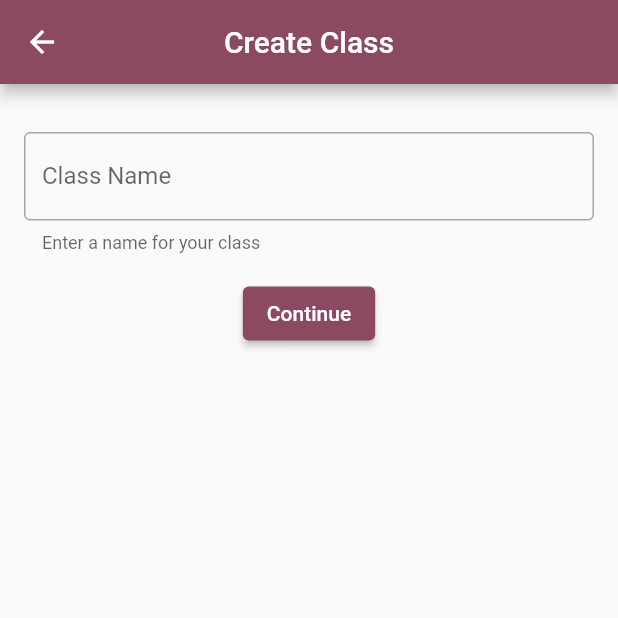
After one commit to K-NURF/bluecheck, a Flutter app: the DashBoard screen opened directly, after a tap on "Create Class", on a phone screen of 412 x 824 dp, the top half of it. The commit adds this screen. Run offline on Flutter 3.47's test engine with Material 2 defaults, Android fonts, the phone set to English and light mode, and no system bars; our stand-ins replace bloc, cloud_firestore, equatable, firebase_auth, firebase_core, flutter_bloc and 5 more; missing offline and left inert: adobe_xd, beacon_broadcast, beacons_plugin, xrandom; accounts and stored records are empty; network calls fail; project files that could hold a hidden picture were left out.

Commit message:
dashboard + create view

```diff
--- /dev/null
+++ b/lib/constants/routes.dart
@@ -0,0 +1,2 @@
+const createClass = '/host/new_class/';
+const scanBeacon = '/user/scan/';
--- /dev/null
+++ b/lib/services/cloud/firestore_storage.dart
@@ -0,0 +1,15 @@
+import 'package:cloud_firestore/cloud_firestore.dart';
+
+class FirestoreStorage {
+  final FirebaseFirestore _firestore = FirebaseFirestore.instance;
+
+  Future<void> createSession(String? className, int major, int minor) async {
+    await _firestore.collection('sessions').add({
+      'name': className,
+      'major': major,
+      'minor': minor,
+      'created': DateTime.now(),
+    });
+  }
+}
+// Compare this snippet from lib\services\blue\bloc\class_bloc.dart:
--- a/lib/views/dashboard.dart
+++ b/lib/views/dashboard.dart
@@ -1,3 +1,4 @@
+import 'package:bluecheck/constants/routes.dart';
 import 'package:bluecheck/services/auth/bloc/auth_bloc.dart';
 import 'package:bluecheck/services/auth/bloc/auth_event.dart';
 import 'package:bluecheck/utilities/dialogs/logout_dialog.dart';
@@ -13,7 +14,6 @@ class DashBoard extends StatefulWidget {
 }
 
 enum MenuAction { logout }
-
 
 class _DashBoardState extends State<DashBoard> {
   @override
@@ -51,11 +51,26 @@ class _DashBoardState extends State<DashBoard> {
         padding: const EdgeInsets.all(16.0),
         child: Column(
           children: [
+            Row(
+              children: [
+                ElevatedButton(
+                  onPressed: () {
+                    Navigator.of(context).pushNamed(createClass);
+                  },
+                  child: const Text('Create Class'),
+                ),
+                const SizedBox(width: 16),
+                ElevatedButton(
+                  onPressed: () {Navigator.of(context).pushNamed(scanBeacon);
+                  },
+                  child: const Text('Scan Beacon'),
+                ),
+              ],
+            ),
             const Text('You have logged in'),
             Lottie.asset('assets/lottie/19148-bluetooth-connected.json'),
           ],
         ),
-
       ),
     );
   }
--- /dev/null
+++ b/lib/views/host/create_session.dart
@@ -0,0 +1,76 @@
+import 'package:bluecheck/services/cloud/firestore_storage.dart';
+import 'package:bluecheck/views/host/broadcast.dart';
+import 'package:flutter/material.dart';
+import 'package:xrandom/xrandom.dart';
+
+// late final int major;
+
+class CreateSession extends StatefulWidget {
+  const CreateSession({super.key});
+
+  @override
+  State<CreateSession> createState() => _CreateSessionState();
+}
+
+class _CreateSessionState extends State<CreateSession> {
+  late final TextEditingController _nameController;
+  final FirestoreStorage _firestoreStorage = FirestoreStorage();
+
+  @override
+  void initState() {
+    _nameController = TextEditingController();
+    super.initState();
+  }
+
+  @override
+  void dispose() {
+    _nameController.dispose();
+    super.dispose();
+  }
+
+  @override
+  Widget build(BuildContext context) {
+    return Scaffold(
+      appBar: AppBar(
+        title: const Text(
+          'Create Class',
+          style: TextStyle(color: Color.fromARGB(255, 255, 255, 255)),
+        ),
+        centerTitle: true,
+      ),
+      body: Padding(
+        padding: const EdgeInsets.all(16.0),
+        child: Column(
+          children: [
+            const SizedBox(height: 16),
+            TextField(
+              controller: _nameController,
+              decoration: const InputDecoration(
+                labelText: 'Class Name',
+                helperText: 'Enter a name for your class',
+                border: OutlineInputBorder(),
+              ),
+            ),
+            const SizedBox(height: 16),
+            ElevatedButton(
+              onPressed: () {
+                final name = _nameController.text;
+                final genarator = Xrandom();
+                int major = genarator.nextInt(65535);
+                int minor = genarator.nextInt(65535);
+                _firestoreStorage.createSession(name, major, minor);
+                Navigator.of(context).push(
+                  MaterialPageRoute(builder: (route)=>Broadcast(major: major, minor: minor))
+                );
+                // context.read<AppBloc>().add(AppEventCreateClass(
+                //       className: _nameController.text,
+                //     ));
+              },
+              child: const Text('Continue'),
+            ),
+          ],
+        ),
+      ),
+    );
+  }
+}
--- /dev/null
+++ b/lib/views/host/send_beacon.dart
@@ -0,0 +1,15 @@
+import 'package:flutter/material.dart';
+
+class ScanBeacon extends StatefulWidget {
+  const ScanBeacon({super.key});
+
+  @override
+  State<ScanBeacon> createState() => _ScanBeaconState();
+}
+
+class _ScanBeaconState extends State<ScanBeacon> {
+  @override
+  Widget build(BuildContext context) {
+    return const Placeholder();
+  }
+}
--- a/pubspec.yaml
+++ b/pubspec.yaml
@@ -49,6 +49,7 @@ dependencies:
   intl: ^0.18.1
   lottie: ^2.4.0
   permission_handler: ^10.3.0
+  xrandom: ^0.7.2
 
 dev_dependencies:
 
```
Also changed, not shown: lib/main.dart (+11 -7 lines), lib/services/cloud/session_cloud.dart (added, +26 -0 lines), pubspec.lock. Lines whose indentation alone changed are shown as unchanged.
